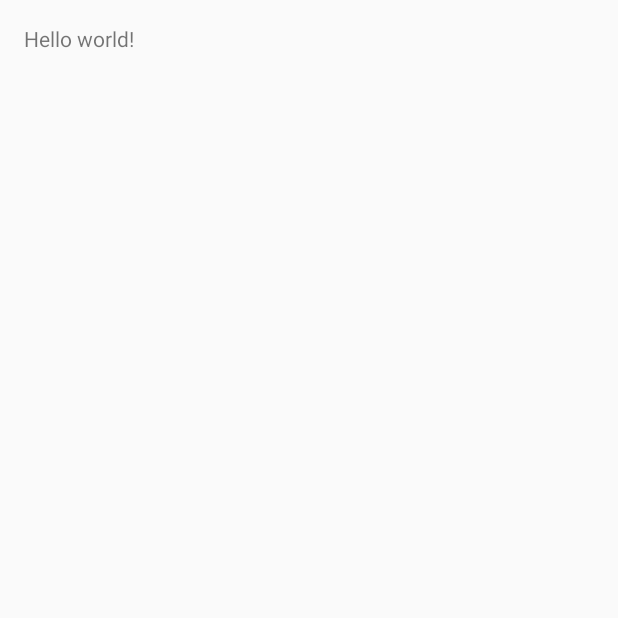
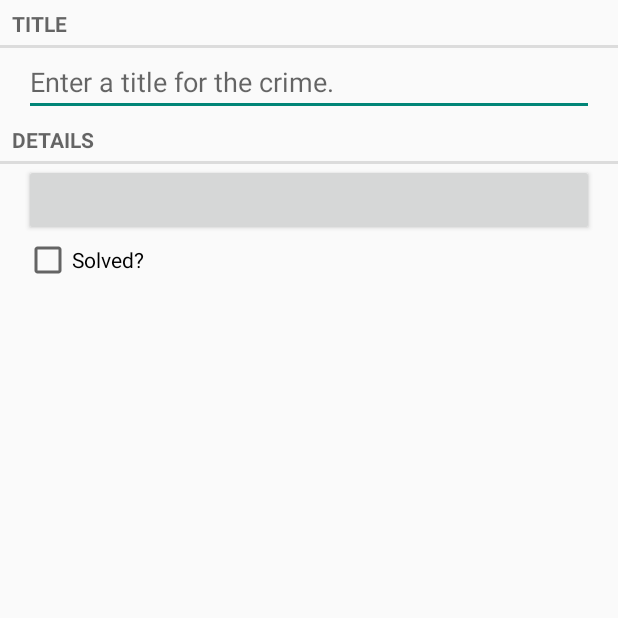
Before and after one commit to vedikajadhav48/CriminalIntent, an Android app: the screen it shows after launch (CrimeActivity), on a phone screen of 412 x 824 dp, the top half of it. Before the commit the part shown is almost empty. Run offline under Robolectric (Android 15) with nearby library versions, the phone set to English and light mode, and no system bars.

```diff
--- a/app/src/main/java/com/example/vedikajadhav/criminalintent/CrimeActivity.java
+++ b/app/src/main/java/com/example/vedikajadhav/criminalintent/CrimeActivity.java
@@ -1,18 +1,27 @@
 package com.example.vedikajadhav.criminalintent;
 
+import android.support.v4.app.Fragment;
 import android.support.v4.app.FragmentActivity;
-import android.support.v7.app.ActionBarActivity;
 import android.os.Bundle;
-import android.view.Menu;
-import android.view.MenuItem;
+import android.support.v4.app.FragmentManager;
 
 
 public class CrimeActivity extends FragmentActivity {
 
     @Override
-    protected void onCreate(Bundle savedInstanceState) {
+    public void onCreate(Bundle savedInstanceState) {
         super.onCreate(savedInstanceState);
         setContentView(R.layout.activity_crime);
+
+        FragmentManager fm = getSupportFragmentManager();
+        Fragment fragment = fm.findFragmentById(R.id.fragmentContainer);
+        if (fragment == null) {
+            fragment = new CrimeFragment();
+            fm.beginTransaction()
+                    .add(R.id.fragmentContainer, fragment)
+                    .commit();
+        }
+
     }
 
 }
--- /dev/null
+++ b/app/src/main/java/com/example/vedikajadhav/criminalintent/CrimeFragment.java
@@ -0,0 +1,47 @@
+package com.example.vedikajadhav.criminalintent;
+
+import android.os.Bundle;
+import android.support.v4.app.Fragment;
+import android.text.Editable;
+import android.text.TextWatcher;
+import android.view.LayoutInflater;
+import android.view.View;
+import android.view.ViewGroup;
+import android.widget.EditText;
+
+/**
+ * Created by Vedika Jadhav on 2/15/2015.
+ */
+public class CrimeFragment extends Fragment {
+    private Crime mCrime;
+    private EditText mTitleField;
+
+    @Override
+    public void onCreate(Bundle savedInstanceState){
+        super.onCreate(savedInstanceState);
+        mCrime = new Crime();
+    }
+
+    @Override
+    public View onCreateView(LayoutInflater inflater, ViewGroup parent,
+                             Bundle savedInstanceState) {
+        View v = inflater.inflate(R.layout.fragment_crime, parent, false);
+
+        mTitleField = (EditText)v.findViewById(R.id.crime_title);
+        mTitleField.addTextChangedListener(new TextWatcher() {
+            public void onTextChanged(
+                    CharSequence c, int start, int before, int count) {
+                mCrime.setTitle(c.toString());
+            }
+            public void beforeTextChanged(
+                    CharSequence c, int start, int count, int after) {
+                // This space intentionally left blank
+            }
+            public void afterTextChanged(Editable c) {
+                // This one too
+            }
+        });
+
+        return v;
+    }
+}
--- a/app/src/main/res/layout/activity_crime.xml
+++ b/app/src/main/res/layout/activity_crime.xml
@@ -1,16 +1,6 @@
-<RelativeLayout xmlns:android="http://schemas.android.com/apk/res/android"
-                xmlns:tools="http://schemas.android.com/tools"
-                android:layout_width="match_parent"
-                android:layout_height="match_parent"
-                android:paddingLeft="@dimen/activity_horizontal_margin"
-                android:paddingRight="@dimen/activity_horizontal_margin"
-                android:paddingTop="@dimen/activity_vertical_margin"
-                android:paddingBottom="@dimen/activity_vertical_margin"
-                tools:context=".CrimeActivity">
-
-    <TextView
-        android:text="@string/hello_world"
-        android:layout_width="wrap_content"
-        android:layout_height="wrap_content"/>
-
-</RelativeLayout>
+<?xml version="1.0" encoding="utf-8"?>
+<FrameLayout xmlns:android="http://schemas.android.com/apk/res/android"
+             android:id="@+id/fragmentContainer"
+             android:layout_width="match_parent"
+             android:layout_height="match_parent"
+    />
--- /dev/null
+++ b/app/src/main/res/layout/fragment_crime.xml
@@ -0,0 +1,43 @@
+<?xml version="1.0" encoding="utf-8"?>
+<LinearLayout xmlns:android="http://schemas.android.com/apk/res/android"
+              android:layout_width="match_parent"
+              android:layout_height="match_parent"
+              android:orientation="vertical"
+    >
+
+    <TextView
+        android:layout_width="match_parent"
+        android:layout_height="wrap_content"
+        android:text="@string/crime_title_label"
+        style="?android:listSeparatorTextViewStyle"
+        />
+
+    <EditText android:id="@+id/crime_title"
+              android:layout_width="match_parent"
+              android:layout_height="wrap_content"
+              android:layout_marginLeft="16dp"
+              android:layout_marginRight="16dp"
+              android:hint="@string/crime_title_hint"
+        />
+
+    <TextView
+        android:layout_width="match_parent"
+        android:layout_height="wrap_content"
+        android:text="@string/crime_details_label"
+        style="?android:listSeparatorTextViewStyle"
+        />
+    <Button android:id="@+id/crime_date"
+            android:layout_width="match_parent"
+            android:layout_height="wrap_content"
+            android:layout_marginLeft="16dp"
+            android:layout_marginRight="16dp"
+        />
+    <CheckBox android:id="@+id/crime_solved"
+              android:layout_width="match_parent"
+              android:layout_height="wrap_content"
+              android:layout_marginLeft="16dp"
+              android:layout_marginRight="16dp"
+              android:text="@string/crime_solved_label"
+        />
+
+</LinearLayout>
--- a/app/src/main/res/values/strings.xml
+++ b/app/src/main/res/values/strings.xml
@@ -2,7 +2,10 @@
 <resources>
 
     <string name="app_name">CriminalIntent</string>
-    <string name="hello_world">Hello world!</string>
-    <string name="action_settings">Settings</string>
+    <string name="title_activity_crime">CrimeActivity</string>
+    <string name="crime_title_hint">Enter a title for the crime.</string>
+    <string name="crime_title_label">Title</string>
+    <string name="crime_details_label">Details</string>
+    <string name="crime_solved_label">Solved?</string>
 
 </resources>
```
Also changed, not shown: app/src/main/java/com/example/vedikajadhav/criminalintent/Crime.java (added, +48 -0 lines), app/src/main/res/menu/menu_crime.xml (deleted, +0 -9 lines), 1 other file.
